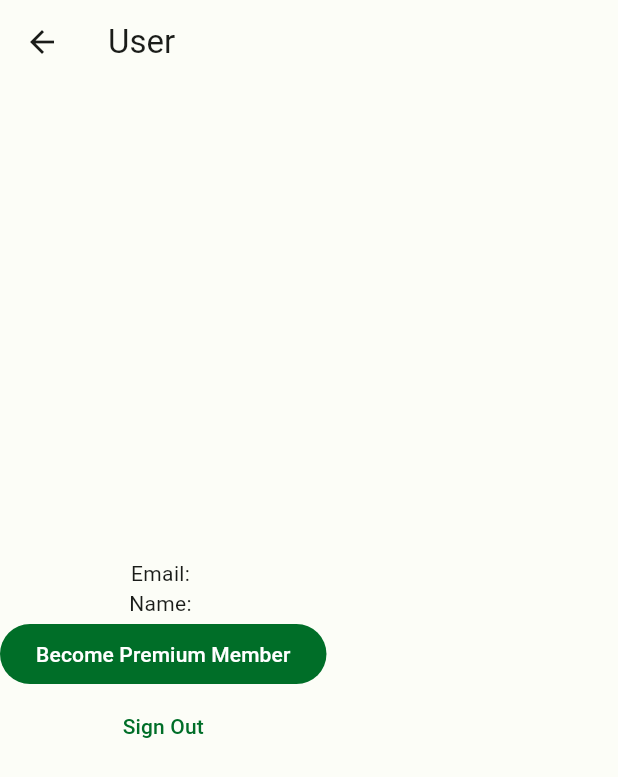
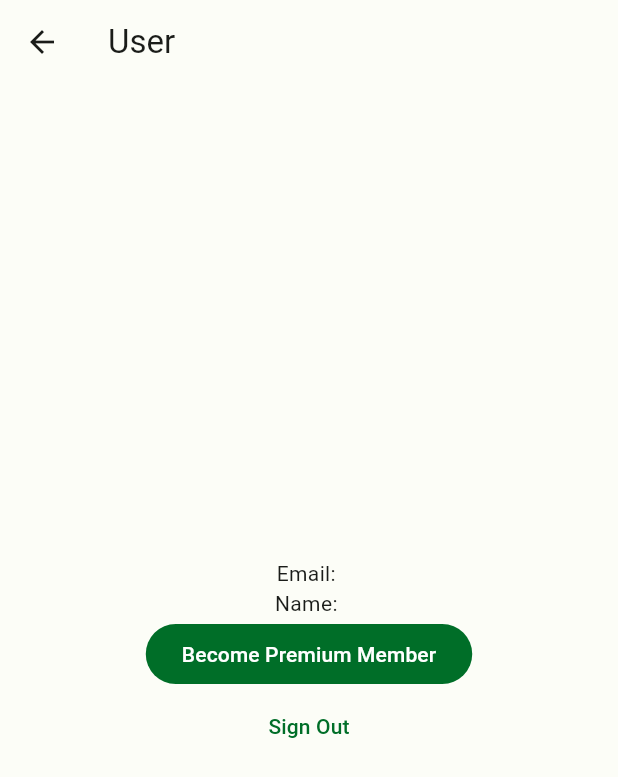
Before and after one commit to peer-rh/PolyApp, a Flutter app: the screen it shows once a user with an empty profile is signed in, after a tap on an icon or button, on a phone screen of 412 x 824 dp. Shown: the top 777 px of the screen. Run offline on Flutter 3.47's test engine with Material 2 defaults, Android fonts, the phone set to English and light mode, and no system bars; our stand-ins replace cloud_firestore, cloud_functions, firebase_analytics, firebase_auth, firebase_core, firebase_crashlytics and 6 more; missing offline and left inert: firebase_app_check, purchases_flutter; accounts and stored records are empty; generated files the repository leaves out were written again; network calls fail.

Commit message:
Changed Login and started work on GCP TTS

```diff
--- a/language_pal/assets/prompts/scenario.txt
+++ b/language_pal/assets/prompts/scenario.txt
@@ -1 +1 @@
-We are going to do a roleplay in <LEANRN_LANG>. The scenario is: <SCENARIO>. You must not provide a translation or any additional information. If you are done end with "[END_OF_CONVERSATION]"
+We are going to do a roleplay in <LEANRN_LANG>. The scenario is: <SCENARIO>. You must not provide a translation or any additional information. If you are done end with "END_OF_CONVERSATION"
--- a/language_pal/assets/prompts/scenarios.json
+++ b/language_pal/assets/prompts/scenarios.json
@@ -3,6 +3,7 @@
         "short_desc": "ASSISTANT is the waiter; I am the customer",
         "name": "Ordering Food",
         "prompt": "At a fine restaunt, you are a very polite waiter and I am the customer",
+        "assistant_name": "WAITER",
         "emoji": "🍽",
         "avatar": "assets/avatars/Restaurant Circle.png",
         "starting_msgs": [
@@ -13,6 +14,7 @@
         "short_desc": "ASSISTANT and I are friends; we are at the beach",
         "name": "At the Beach",
         "prompt": "You are a friend of mine and we are at the beach",
+        "assistant_name": "FRIEND",
         "emoji": "🏖",
         "avatar": "assets/avatars/Beach Circle.png",
         "starting_msgs": [
@@ -23,10 +25,11 @@
         "short_desc": "ASSISTANT is interviewing me; This is a job interview",
         "name": "Job Interview",
         "prompt": "You a potential employer and I am a job applicant. You are currently interviewing me",
+        "assistant_name": "EMPLOYER",
         "emoji": "👔",
         "avatar": "assets/avatars/Job Interview Circle.png",
         "starting_msgs": [
-            "Hallo, herzlich willkommen bei LanguagePal Inc. Für welche Position haben sie sich denn beworben?"
+            "Hallo, herzlich willkommen bei SprachenFreund GmBH. Für welche Position haben sie sich denn beworben?"
         ]
     }
 ]
--- a/language_pal/lib/app.dart
+++ b/language_pal/lib/app.dart
@@ -2,8 +2,8 @@ import 'package:flutter/material.dart';
 import 'package:language_pal/app/loading_page.dart';
 import 'package:language_pal/app/home_page.dart';
 import 'package:language_pal/app/user/presentation/onboarding.dart';
-import 'package:language_pal/auth/auth_page.dart';
 import 'package:language_pal/auth/auth_provider.dart';
+import 'package:language_pal/auth/presentation/auth_page.dart';
 import 'package:language_pal/theme.dart';
 import 'package:provider/provider.dart';
 
@@ -29,7 +29,7 @@ class App extends StatelessWidget {
               case AuthState.authenticated:
                 return const HomePage();
               case AuthState.unauthenticated:
-                return const AuthPage();
+                return AuthPage();
               case AuthState.onboarding:
                 return const OnboardingPage();
               default:
--- a/language_pal/lib/app/chat/models/scenarios_model.dart
+++ b/language_pal/lib/app/chat/models/scenarios_model.dart
@@ -8,9 +8,10 @@ class ScenarioModel {
   String avatar;
   String prompt;
   String shortDesc;
+  String assistantName;
   List<String> startMessages;
   ScenarioModel(this.name, this.prompt, this.startMessages, this.emoji,
-      this.avatar, this.shortDesc);
+      this.avatar, this.shortDesc, this.assistantName);
 }
 
 Future<List<ScenarioModel>> loadScenarioModels(String language) async {
@@ -28,6 +29,7 @@ Future<List<ScenarioModel>> loadScenarioModels(String language) async {
         e["starting_msgs"].cast<String>(),
         e["emoji"],
         e["avatar"],
-        e["short_desc"]);
+        e["short_desc"],
+        e["assistant_name"]);
   }).toList();
 }
--- a/language_pal/lib/app/chat/presentation/chat_page.dart
+++ b/language_pal/lib/app/chat/presentation/chat_page.dart
@@ -1,3 +1,4 @@
+import 'package:audioplayers/audioplayers.dart';
 import 'package:flutter/material.dart';
 import 'package:language_pal/app/chat/logic/ai_msg.dart';
 import 'package:language_pal/app/chat/logic/rating.dart';
@@ -22,6 +23,7 @@ class ChatPage extends StatefulWidget {
 
 class _ChatPageState extends State<ChatPage> {
   late Messages msgs;
+
   final ScrollController _scrollController = ScrollController(
     initialScrollOffset: 0.0,
     keepScrollOffset: true,
@@ -105,7 +107,7 @@ class _ChatPageState extends State<ChatPage> {
           duration: const Duration(milliseconds: 200),
           curve: Curves.bounceInOut);
     });
-    getRating(widget.scenario.shortDesc,
+    getRating(widget.scenario.shortDesc, widget.scenario.assistantName,
             (msgs.msgs[msgs.msgs.length - 2] as AIMsgModel).msg, personMsg.msg)
         .then((resp) {
       setState(() {
--- a/language_pal/lib/app/user/presentation/user_page.dart
+++ b/language_pal/lib/app/user/presentation/user_page.dart
@@ -20,7 +20,9 @@ class _UserPageState extends State<UserPage> {
       ),
       body: Column(
         mainAxisAlignment: MainAxisAlignment.center,
+        crossAxisAlignment: CrossAxisAlignment.center,
         children: [
+          Container(),
           Text("Email: ${ap.user?.email}"),
           Text("Name: ${ap.user?.name}"),
           if (ap.user?.email != null)
--- a/language_pal/lib/auth/auth_page.dart
+++ /dev/null
@@ -1,30 +0,0 @@
-import 'package:flutter/widgets.dart';
-import 'package:language_pal/auth/presentation/sign_in_page.dart';
-
-class AuthPage extends StatefulWidget {
-  const AuthPage({super.key});
-
-  @override
-  State<AuthPage> createState() => _AuthPageState();
-}
-
-class _AuthPageState extends State<AuthPage> {
-  late Widget child;
-
-  void setChild(Widget c) {
-    setState(() {
-      child = c;
-    });
-  }
-
-  @override
-  void initState() {
-    child = SignInPage(setChild);
-    super.initState();
-  }
-
-  @override
-  Widget build(BuildContext context) {
-    return child;
-  }
-}
--- a/language_pal/lib/auth/presentation/sign_in_page.dart
+++ b/language_pal/lib/auth/presentation/auth_page.dart
@@ -3,22 +3,21 @@ import 'package:language_pal/auth/auth_provider.dart';
 import 'package:language_pal/auth/presentation/components/o_auth_buttons.dart';
 import 'package:language_pal/auth/presentation/components/sign_in_button.dart';
 import 'package:language_pal/auth/presentation/forgot_password.dart';
-import 'package:language_pal/auth/presentation/sign_up_page.dart';
 import 'package:language_pal/common/logo.dart';
 import 'package:provider/provider.dart';
 
-class SignInPage extends StatefulWidget {
-  Function(Widget) changeChild;
-  SignInPage(this.changeChild, {Key? key}) : super(key: key);
+class AuthPage extends StatefulWidget {
+  AuthPage({Key? key}) : super(key: key);
 
   @override
-  State<SignInPage> createState() => _SignInPageState();
+  State<AuthPage> createState() => _AuthPageState();
 }
 
-class _SignInPageState extends State<SignInPage> {
+class _AuthPageState extends State<AuthPage> {
   final emailCont = TextEditingController();
   final passCont = TextEditingController();
   String? errorMsg = "";
+  bool signIn = true;
 
   void runAuth(Function() f) async {
     try {
@@ -35,6 +34,25 @@ class _SignInPageState extends State<SignInPage> {
 
   @override
   Widget build(BuildContext context) {
+    Widget _forgotPassword = Align(
+      alignment: Alignment.topRight,
+      child: GestureDetector(
+        onTapUp: (_) {
+          Navigator.push(
+              context,
+              MaterialPageRoute(
+                  builder: (context) => const ForgotPasswordPage()));
+        },
+        child: Text(
+          "Forgot Password?",
+          style: TextStyle(
+            color: Theme.of(context).colorScheme.secondary,
+            decoration: TextDecoration.underline,
+          ),
+        ),
+      ),
+    );
+
     return Scaffold(
       body: Consumer<AuthProvider>(
         builder: (context, ap, _) {
@@ -49,8 +67,8 @@ class _SignInPageState extends State<SignInPage> {
                   keyboardType: TextInputType.emailAddress,
                   controller: emailCont,
                   decoration: const InputDecoration(
-                    hintText: "Write Email...",
-                    hintStyle: TextStyle(color: Colors.black54),
+                    border: OutlineInputBorder(),
+                    labelText: "Email",
                   ),
                 ),
                 const SizedBox(height: 10),
@@ -58,32 +76,10 @@ class _SignInPageState extends State<SignInPage> {
                   controller: passCont,
                   obscureText: true,
                   decoration: const InputDecoration(
-                    hintText: "Write Password...",
-                    hintStyle: TextStyle(color: Colors.black54),
-                  ),
+                      border: OutlineInputBorder(), labelText: "Password"),
                 ),
                 const SizedBox(height: 5),
-                Align(
-                  alignment: Alignment.topRight,
-                  child: GestureDetector(
-                    onTapUp: (_) {
-                      Navigator.push(
-                          context,
-                          MaterialPageRoute(
-                              builder: (context) =>
-                                  const ForgotPasswordPage()));
-                      // widget
-                      //     .changeChild(ForgotPasswordPage(widget.changeChild));
-                    },
-                    child: Text(
-                      "Forgot Password?",
-                      style: TextStyle(
-                        color: Theme.of(context).colorScheme.secondary,
-                        decoration: TextDecoration.underline,
-                      ),
-                    ),
-                  ),
-                ),
+                signIn ? _forgotPassword : const SizedBox(height: 20),
                 const SizedBox(height: 5),
                 if (errorMsg != null)
                   Text(
@@ -91,30 +87,31 @@ class _SignInPageState extends State<SignInPage> {
                     style:
                         TextStyle(color: Theme.of(context).colorScheme.error),
                   ),
-                const SizedBox(height: 10),
+                const SizedBox(height: 5),
                 CustomAuthButton(
                   onPressed: () {
-                    runAuth(() => ap.signInWithEmailAndPassword(
-                        emailCont.text, passCont.text));
+                    signIn
+                        ? runAuth(() => ap.signInWithEmailAndPassword(
+                            emailCont.text, passCont.text))
+                        : runAuth(() => ap.signUpWithEmailAndPassword(
+                            emailCont.text, passCont.text));
                   },
-                  text: "Sign In",
+                  text: signIn ? "Sign In" : "Sign Up",
                 ),
-                const SizedBox(height: 10),
+                const SizedBox(height: 15),
+                oAuthDivider(),
+                const SizedBox(height: 15),
+                OAuthButtons(ap),
+                const SizedBox(height: 25),
                 TextButton(
                     onPressed: () {
-                      widget.changeChild(SignUpPage(widget.changeChild));
+                      setState(() {
+                        signIn = !signIn;
+                      });
                     },
-                    child: const Text("Don't have an Account yet? Sign Up!")),
-                const SizedBox(height: 20),
-                OAuthButtons(ap),
-                const SizedBox(
-                  height: 50,
-                ),
-                TextButton(
-                    onPressed: () {
-                      ap.signInAnonymously();
-                    },
-                    child: const Text("Continue as Guest"))
+                    child: signIn
+                        ? const Text("Don't have an Account yet? Sign Up!")
+                        : const Text("Already have an Account? Sign In!")),
               ],
             ),
           );
--- a/language_pal/lib/auth/presentation/components/o_auth_buttons.dart
+++ b/language_pal/lib/auth/presentation/components/o_auth_buttons.dart
@@ -10,23 +10,44 @@ class OAuthButtons extends StatelessWidget {
 
   @override
   Widget build(BuildContext context) {
-    return Column(
+    return Row(
+      mainAxisAlignment: MainAxisAlignment.center,
       children: [
-        FilledButton.icon(
-          style: const ButtonStyle(
-              minimumSize: MaterialStatePropertyAll(Size.fromHeight(40))),
-          onPressed: authProvider.signInWithGoogle,
-          icon: const Icon(FontAwesomeIcons.google),
-          label: const Text("Sign in with Google"),
-        ),
-        FilledButton.icon(
-          style: const ButtonStyle(
-              minimumSize: MaterialStatePropertyAll(Size.fromHeight(40))),
+        IconButton(
+            style: ButtonStyle(
+                side: MaterialStateProperty.all(
+                    BorderSide(color: Theme.of(context).primaryColor))),
+            onPressed: authProvider.signInWithGoogle,
+            icon: const Icon(FontAwesomeIcons.google)),
+        IconButton(
+          style: ButtonStyle(
+              side: MaterialStateProperty.all(
+                  BorderSide(color: Theme.of(context).primaryColor))),
           onPressed: authProvider.signInWithApple,
           icon: const Icon(Icons.apple),
-          label: const Text("Sign in with Apple"),
         ),
       ],
     );
   }
 }
+
+Widget oAuthDivider() {
+  return Row(
+    mainAxisAlignment: MainAxisAlignment.center,
+    children: const [
+      Expanded(
+        child: Divider(),
+      ),
+      SizedBox(
+        width: 10,
+      ),
+      Text("OR"),
+      SizedBox(
+        width: 10,
+      ),
+      Expanded(
+        child: Divider(),
+      ),
+    ],
+  );
+}
--- a/language_pal/lib/auth/presentation/components/sign_in_button.dart
+++ b/language_pal/lib/auth/presentation/components/sign_in_button.dart
@@ -3,11 +3,12 @@ import 'package:flutter/material.dart';
 class CustomAuthButton extends StatelessWidget {
   final String text;
   final Function() onPressed;
-  const CustomAuthButton({required this.text, required this.onPressed, super.key});
+  const CustomAuthButton(
+      {required this.text, required this.onPressed, super.key});
 
   @override
   Widget build(BuildContext context) {
-    return OutlinedButton(
+    return FilledButton(
       style: ButtonStyle(
           minimumSize: MaterialStateProperty.all(const Size.fromHeight(40))),
       onPressed: onPressed,
--- a/language_pal/pubspec.yaml
+++ b/language_pal/pubspec.yaml
@@ -52,6 +52,7 @@ dependencies:
   font_awesome_flutter: ^10.4.0
   flutter_staggered_grid_view: ^0.6.2
   flutter_tts: ^3.6.3
+  audioplayers: ^3.0.1
 
 dev_dependencies:
   flutter_test:
```
Also changed, not shown: language_pal/lib/app/chat/logic/rating.dart (+5 -5 lines), language_pal/lib/app/chat/logic/tts_gcp.dart (added, +21 -0 lines), language_pal/lib/app/chat/presentation/components/chat_bubble.dart (+12 -4 lines), language_pal/lib/auth/presentation/sign_up_page.dart (deleted, +0 -108 lines), language_pal/pubspec.lock, 10 other files.
